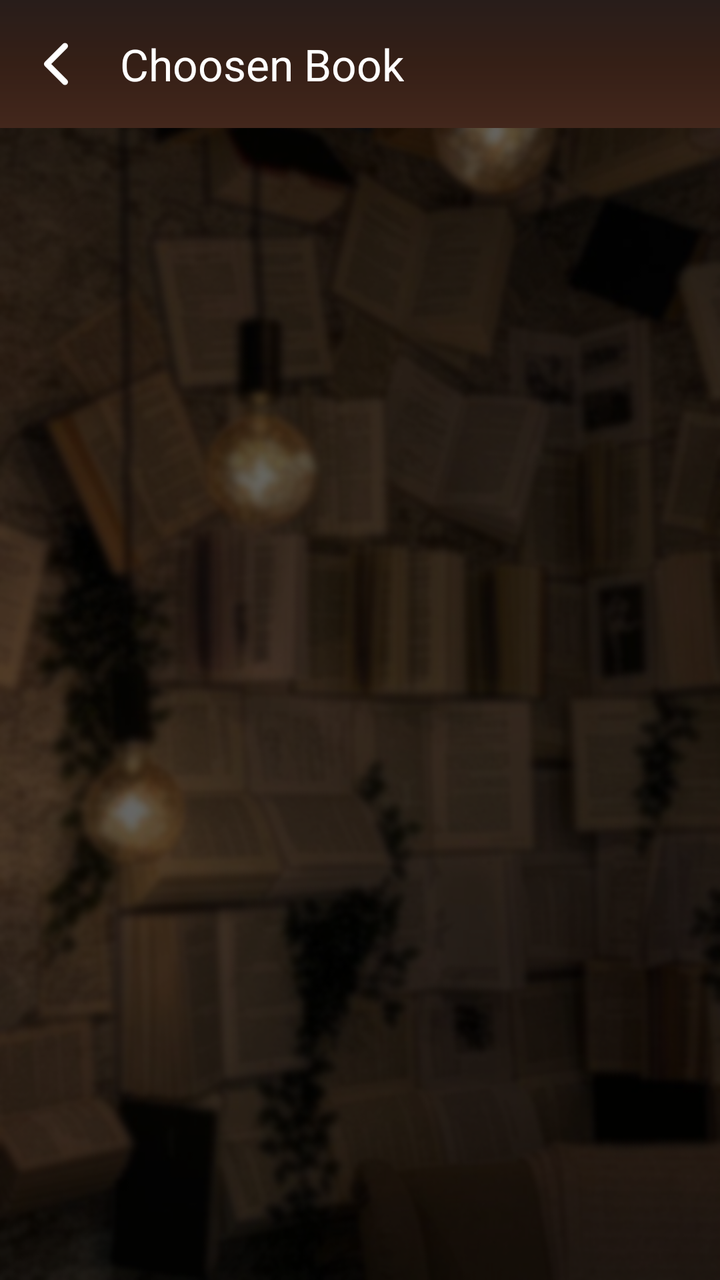
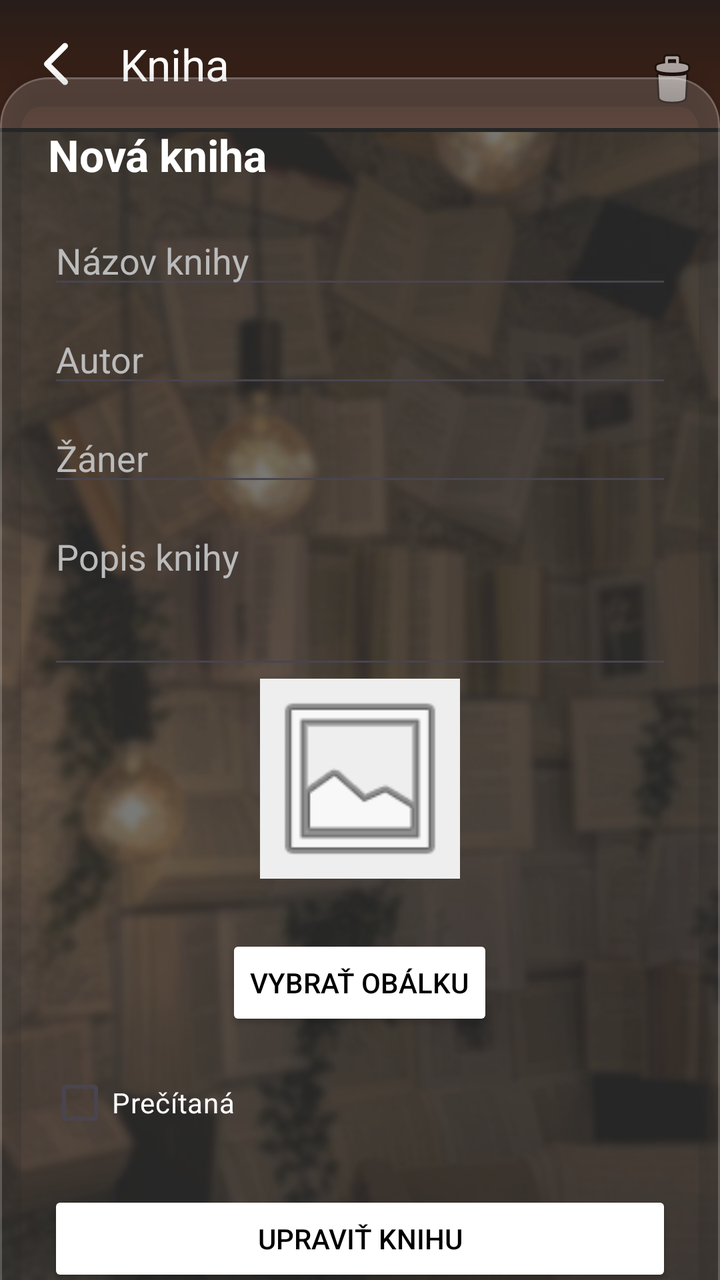

Before-and-after screenshots of an Android layout around one commit, followed by the original layout XML and the change that was made.
<!-- AndroidManifest.xml: application theme Theme.Bookshelf -->
<!-- res/layout/activity_choosen_book.xml -->
<?xml version="1.0" encoding="utf-8"?>
<androidx.constraintlayout.widget.ConstraintLayout
    xmlns:android="http://schemas.android.com/apk/res/android"
    xmlns:app="http://schemas.android.com/apk/res-auto"
    android:layout_width="match_parent"
    android:layout_height="match_parent"
    android:background="@drawable/background">


    <androidx.appcompat.widget.Toolbar
        android:id="@+id/toolbar"
        android:layout_width="match_parent"
        android:layout_height="?attr/actionBarSize"
        android:background="@drawable/blurred_brown_gradient"
        app:title="Choosen Book"
        app:titleTextColor="@color/white"
        app:navigationIcon="@drawable/chevron_back"
        app:layout_constraintTop_toTopOf="parent" />


</androidx.constraintlayout.widget.ConstraintLayout>
<!-- resources referenced by this layout -->
<resources>
  <color name="white">#FFFFFFFF</color>
  <!-- drawable background: png bitmap (drawable, 415359 bytes) -->
  <!-- drawable blurred_brown_gradient (drawable) -->
  <?xml version="1.0" encoding="utf-8"?>
  
  <shape xmlns:android="http://schemas.android.com/apk/res/android"
      android:shape="rectangle">
      <gradient
          android:type="linear"
          android:angle="270"
          android:gradientRadius="600dp"
          android:startColor="#281D1A"
          android:centerColor="#351F16"
          android:endColor="#43271C" />
  </shape>
  <!-- drawable chevron_back (drawable) -->
  <vector xmlns:android="http://schemas.android.com/apk/res/android"
      android:width="32dp"
      android:height="32dp"
      android:viewportWidth="512"
      android:viewportHeight="512">
    <path
        android:pathData="M328,112l-144,144l144,144"
        android:strokeLineJoin="round"
        android:strokeWidth="48"
        android:fillColor="#00000000"
        android:strokeColor="@color/white"
        android:strokeLineCap="round"/>
  </vector>
  <style name="Theme.Bookshelf" parent="Base.Theme.Bookshelf" />
  <style name="Base.Theme.Bookshelf" parent="Theme.Material3.DayNight.NoActionBar">
          
          
      </style>
</resources>

<!-- the commit's change to res/layout/activity_choosen_book.xml (unified diff, before → after) -->
@@ -2,20 +2,131 @@
 <androidx.constraintlayout.widget.ConstraintLayout
     xmlns:android="http://schemas.android.com/apk/res/android"
     xmlns:app="http://schemas.android.com/apk/res-auto"
+    xmlns:tools="http://schemas.android.com/tools"
     android:layout_width="match_parent"
     android:layout_height="match_parent"
     android:background="@drawable/background">
-
 
     <androidx.appcompat.widget.Toolbar
         android:id="@+id/toolbar"
         android:layout_width="match_parent"
         android:layout_height="?attr/actionBarSize"
         android:background="@drawable/blurred_brown_gradient"
-        app:title="Choosen Book"
-        app:titleTextColor="@color/white"
+        android:theme="@style/ThemeOverlay.AppCompat.Dark.ActionBar"
         app:navigationIcon="@drawable/chevron_back"
-        app:layout_constraintTop_toTopOf="parent" />
+        app:navigationIconTint="@color/white"
+        app:layout_constraintTop_toTopOf="parent"
+        app:title="Kniha">
 
 
+    </androidx.appcompat.widget.Toolbar>
+
+    <ImageButton
+        android:id="@+id/btnDeleteBook"
+        android:layout_width="48dp"
+        android:layout_height="48dp"
+        android:layout_alignBottom="@+id/toolbar"
+        android:layout_alignParentStart="true"
+        android:layout_alignParentTop='true'
+        android:layout_alignParentEnd="true"
+        android:background="?attr/selectableItemBackgroundBorderless"
+        android:contentDescription="Delete"
+        android:src="@android:drawable/ic_menu_delete"
+        app:layout_constraintBottom_toBottomOf="@+id/toolbar"
+        app:layout_constraintEnd_toEndOf="parent"
+        app:layout_constraintHorizontal_bias="1.0"
+        app:layout_constraintStart_toStartOf="@+id/toolbar"
+        app:layout_constraintTop_toTopOf="parent"
+        app:layout_constraintVertical_bias="1.0" />
+
+    <View
+        android:id="@+id/toolbar_line"
+        android:layout_width="match_parent"
+        android:layout_height="2dp"
+        android:background="@color/black"
+        app:layout_constraintTop_toBottomOf="@id/toolbar" />
+
+    <com.google.android.material.card.MaterialCardView
+        android:id="@+id/add_book_card"
+        android:layout_width="0dp"
+        android:layout_height="wrap_content"
+        app:cardBackgroundColor="#26FFFFFF"
+        app:cardCornerRadius="24dp"
+        app:cardElevation="8dp"
+        app:strokeColor="#33FFFFFF"
+        app:strokeWidth="1dp"
+        app:layout_constraintBottom_toBottomOf="parent"
+        app:layout_constraintEnd_toEndOf="parent"
+        app:layout_constraintStart_toStartOf="parent"
+        app:layout_constraintTop_toBottomOf="@id/toolbar_line">
+
+        <LinearLayout
+            android:layout_width="match_parent"
+            android:layout_height="wrap_content"
+            android:orientation="vertical"
+            android:padding="24dp">
+
+            <TextView
+                android:layout_width="wrap_content"
+                android:layout_height="wrap_content"
+                android:text="Nová kniha"
+                android:textColor="@color/white"
+                android:textSize="22sp"
+                android:textStyle="bold"
+                android:layout_marginBottom="16dp"/>
+
+            <EditText android:id="@+id/edit_book_title"
+                android:layout_width="match_parent" android:layout_height="wrap_content"
+                android:hint="Názov knihy" android:inputType="textCapSentences"
+                android:textColor="@color/white" android:textColorHint="@color/hint_grey" />
+
+            <EditText android:id="@+id/edit_book_author"
+                android:layout_width="match_parent" android:layout_height="wrap_content"
+                android:hint="Autor" android:layout_marginTop="8dp"
+                android:textColor="@color/white" android:textColorHint="@color/hint_grey"/>
+
+            <EditText android:id="@+id/edit_book_genre"
+                android:layout_width="match_parent" android:layout_height="wrap_content"
+                android:hint="Žáner" android:layout_marginTop="8dp"
+                android:textColor="@color/white" android:textColorHint="@color/hint_grey"/>
+
+            <EditText android:id="@+id/edit_book_description"
+                android:layout_width="match_parent" android:layout_height="wrap_content"
+                android:hint="Popis knihy" android:gravity="top"
+                android:layout_marginTop="8dp" android:lines="3"
+                android:textColor="@color/white" android:textColorHint="@color/hint_grey"/>
+            <ImageView
+                android:id="@+id/img_book_cover"
+                android:layout_width="100dp"
+                android:layout_height="100dp"
+                android:layout_gravity="center"
+                android:scaleType="centerCrop"
+                android:src="@android:drawable/ic_menu_gallery"
+                android:background="#EEEEEE"
+                android:layout_marginBottom="8dp"/>
+
+            <Button
+                android:id="@+id/btn_select_image"
+                android:layout_width="wrap_content"
+                android:layout_height="wrap_content"
+                android:layout_marginTop="20dp"
+                android:backgroundTint="@color/white"
+                android:text="Vybrať obálku"
+                android:layout_gravity="center"
+                android:textColor="@color/black" />
+
+            <CheckBox android:id="@+id/check_is_read"
+                android:layout_width="wrap_content" android:layout_height="wrap_content"
+                android:text="Prečítaná" android:layout_marginTop="12dp"
+                android:textColor="@color/white"
+                android:buttonTint="@color/white"/>
+
+            <Button android:id="@+id/btn_save_book"
+                android:layout_width="match_parent" android:layout_height="wrap_content"
+                android:text="Upraviť Knihu" android:layout_marginTop="20dp"
+                android:backgroundTint="@color/white" android:textColor="@color/black"/>
+
+        </LinearLayout>
+    </com.google.android.material.card.MaterialCardView>
+
 </androidx.constraintlayout.widget.ConstraintLayout>
<!-- resource entries referenced after the edit -->
@@ -1,5 +1,7 @@
 <!-- resources referenced by this layout -->
 <resources>
+  <color name="black">#FF000000</color>
+  <color name="hint_grey">#BBBBBB</color>
   <color name="white">#FFFFFFFF</color>
   <!-- drawable background: png bitmap (drawable, 415359 bytes) -->
   <!-- drawable blurred_brown_gradient (drawable) -->
